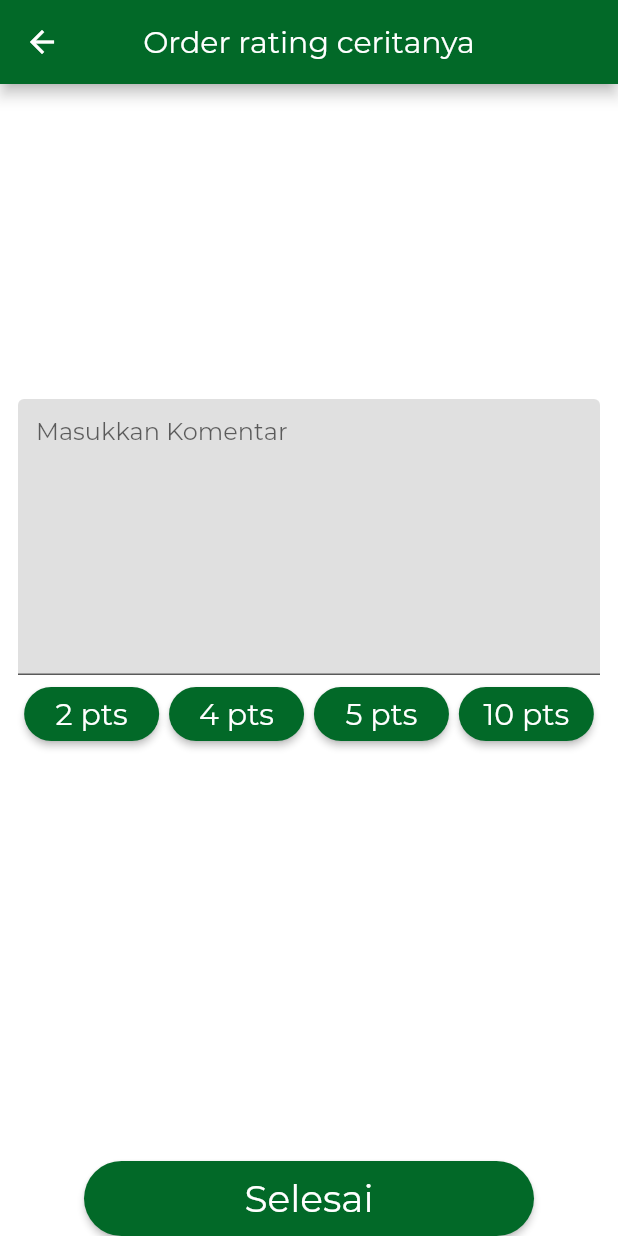
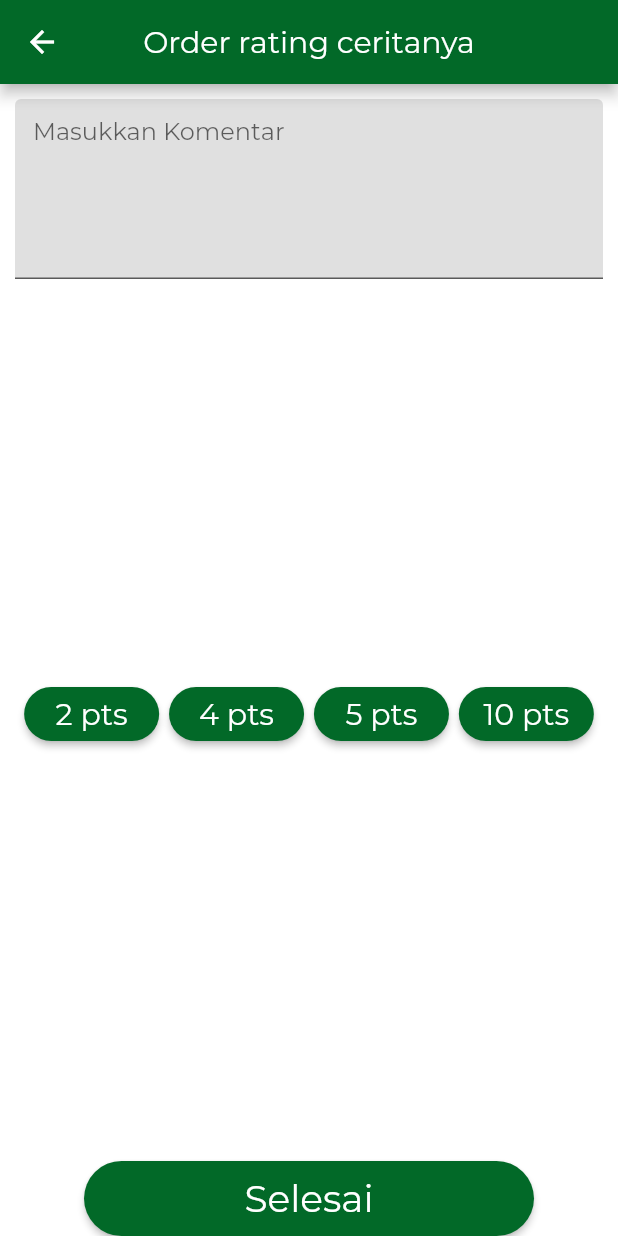
Before and after one commit to rannnayy/Milestone02_K29, a Flutter app: the OrderRating screen opened directly, on a phone screen of 412 x 824 dp. Run offline on Flutter 3.47's test engine with Material 2 defaults, Android fonts, the phone set to English and light mode, and no system bars; missing offline and left inert: dart:ffi; project files that could hold a hidden picture were left out.

Commit message:
Fixed Errors in order_rating.dart

```diff
--- a/src/clean_out_co/lib/pages/order_rating.dart
+++ b/src/clean_out_co/lib/pages/order_rating.dart
@@ -134,11 +134,11 @@
 }
 
 Widget commentField() {
-  final maxLines = 8;
+  final maxLines = 5;
 
   return Container(
-    alignment: Alignment(0, 48.5),
-    margin: EdgeInsets.all(12),
+    alignment: Alignment(0, 850),
+    margin: EdgeInsets.all(10),
     height: maxLines * 24.0,
     child: TextField(
       keyboardType: TextInputType.text,
--- a/src/clean_out_co/lib/widget/bottom_nav_bar.dart
+++ b/src/clean_out_co/lib/widget/bottom_nav_bar.dart
@@ -2,6 +2,7 @@
 import 'package:clean_out_co/pages/main_page.dart';
 import 'package:clean_out_co/pages/profile_page.dart';
 import 'package:clean_out_co/pages/search_order.dart';
+import 'package:clean_out_co/pages/order_rating.dart';
 import 'package:flutter/material.dart';
 
 class BottomNavigationCleanOut extends StatefulWidget {
@@ -17,7 +18,7 @@
     MainPage(),
     SearchOrder(),
     ProfilePage(),
-    Bantuan()
+    OrderRating(),
   ];
 
   void _onItemTapped(int index) {
```
